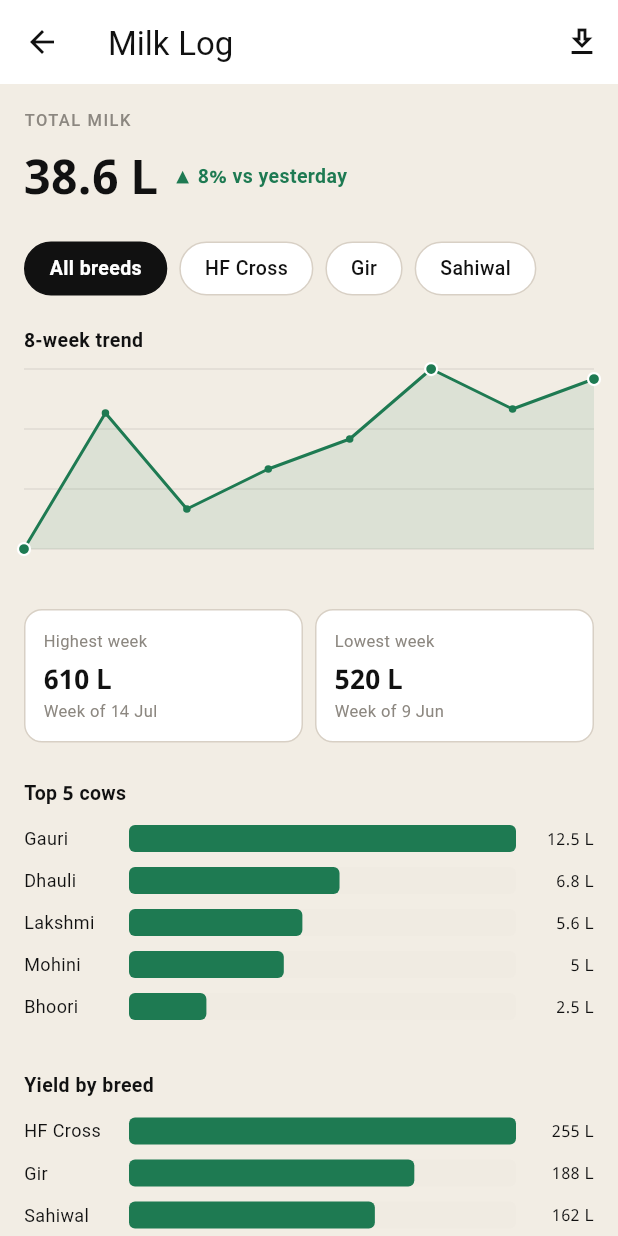
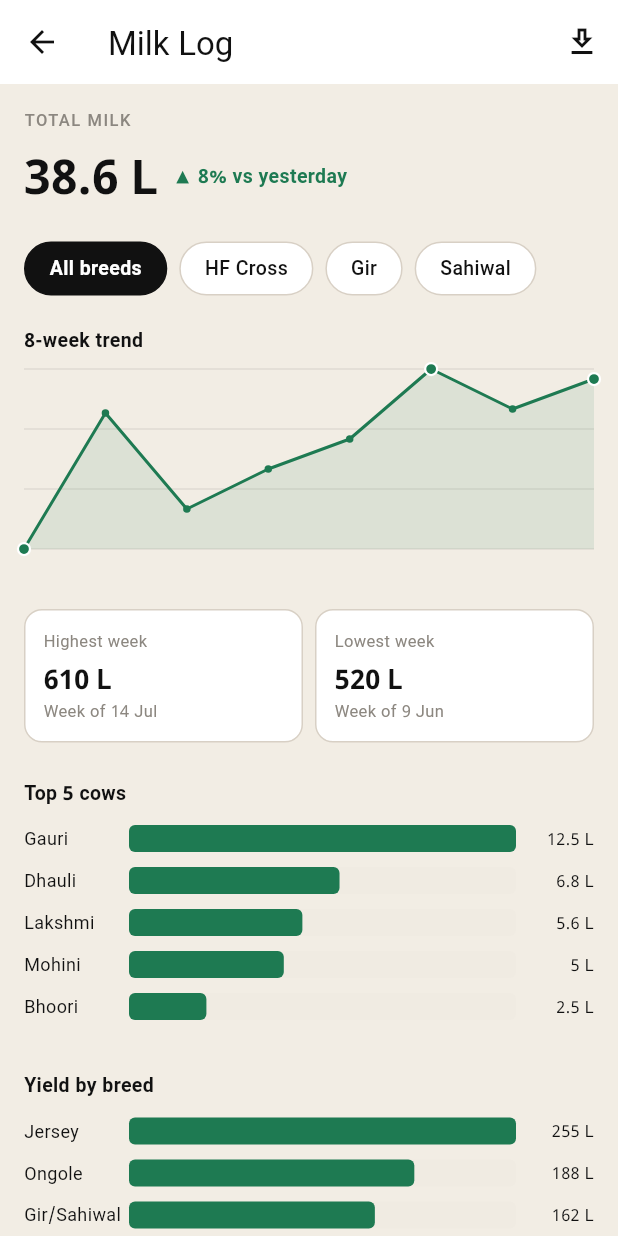
Before and after one commit to vaseey21/Vanix, a Flutter app: the MilkSummaryScreen screen opened directly with empty values, on a phone screen of 412 x 824 dp. Run offline on Flutter 3.47's test engine with Material 3 defaults, Android fonts, the phone set to English and light mode, and no system bars.

Commit message:
auto: save changes

```diff
--- a/flutter_app/lib/screens/milk_summary_screen.dart
+++ b/flutter_app/lib/screens/milk_summary_screen.dart
@@ -39,9 +39,10 @@ class _MilkSummaryScreenState extends State<MilkSummaryScreen> {
   ];
 
   static const _byBreed = [
-    ('HF Cross', 255.0),
-    ('Gir', 188.0),
-    ('Sahiwal', 162.0),
+    ('Jersey', 255.0),
+    ('Ongole', 188.0),
+    ('Gir/Sahiwal', 162.0),
+    ('Desi', 40.0),
   ];
 
   @override
```
